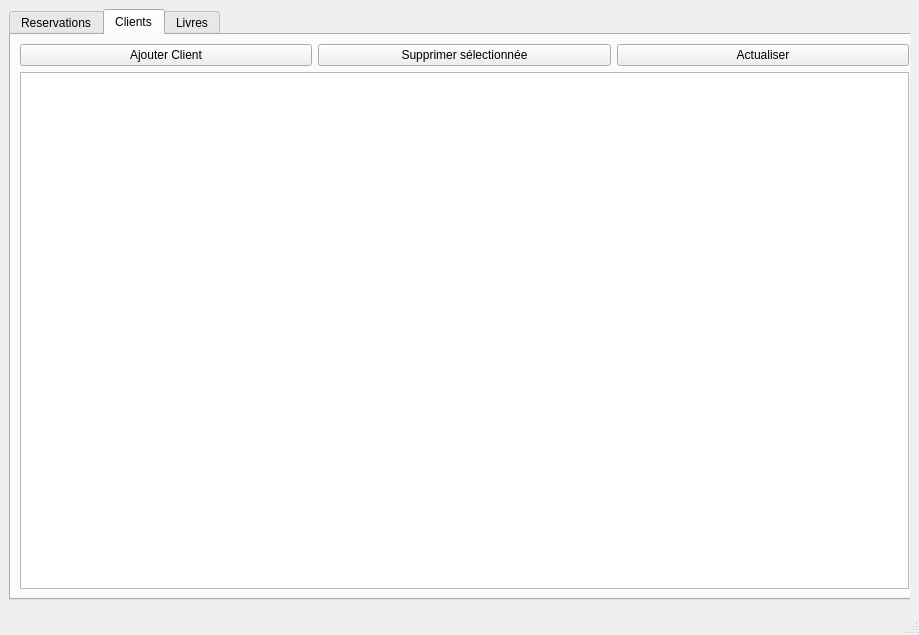
Before: the Qt Designer form mainwindow.ui in MouadKH9/library-cpp, drawn with Qt 5.
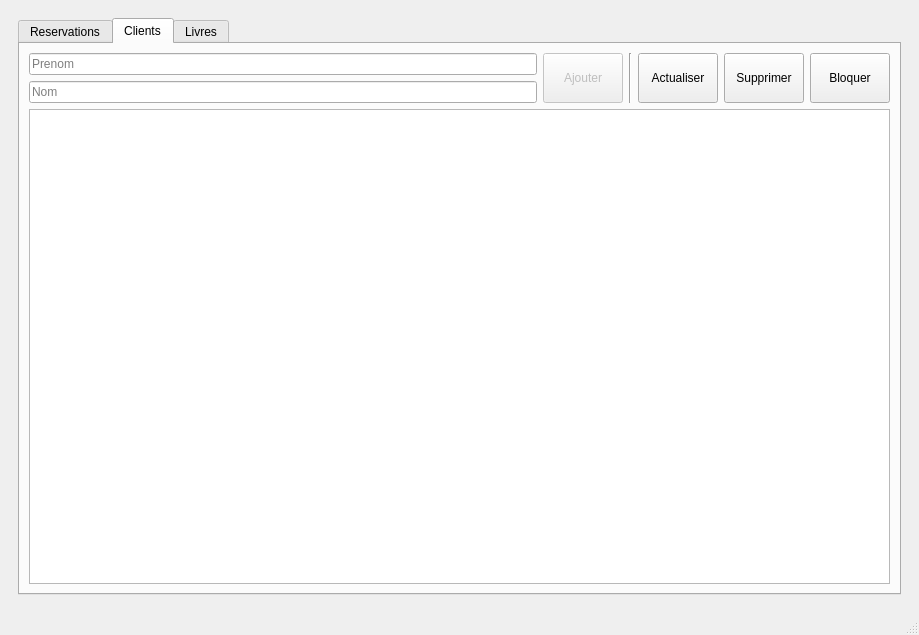
After: the same form once the commit is applied. The open tabs and pages were chosen to show the change.

Diff of the .ui file:
```diff
--- a/mainwindow.ui
+++ b/mainwindow.ui
@@ -21,15 +21,9 @@
        <number>1</number>
       </property>
       <widget class="QWidget" name="page">
+       <layout class="QGridLayout" name="gridLayout_5">
+        <item row="0" column="0">
        <widget class="QTabWidget" name="tabWidget">
-        <property name="geometry">
-         <rect>
-          <x>0</x>
-          <y>0</y>
-          <width>911</width>
-          <height>591</height>
-         </rect>
-        </property>
         <property name="currentIndex">
          <number>0</number>
         </property>
@@ -93,8 +87,29 @@
          <layout class="QGridLayout" name="gridLayout_3">
           <item row="0" column="0">
            <layout class="QHBoxLayout" name="horizontalLayout_6">
+              <item>
+               <layout class="QVBoxLayout" name="verticalLayout_2">
+                <item>
+                 <widget class="QLineEdit" name="clientPrenom">
+                  <property name="placeholderText">
+                   <string>Prenom</string>
+                  </property>
+                 </widget>
+                </item>
+                <item>
+                 <widget class="QLineEdit" name="clientNom">
+                  <property name="placeholderText">
+                   <string>Nom</string>
+                  </property>
+                 </widget>
+                </item>
+               </layout>
+              </item>
             <item>
              <widget class="QPushButton" name="pushButton_16">
+                <property name="enabled">
+                 <bool>false</bool>
+                </property>
               <property name="sizePolicy">
                <sizepolicy hsizetype="Minimum" vsizetype="Preferred">
                 <horstretch>0</horstretch>
@@ -102,21 +117,15 @@
                </sizepolicy>
               </property>
               <property name="text">
-               <string>Ajouter Client</string>
+                 <string>Ajouter</string>
               </property>
              </widget>
             </item>
             <item>
-             <widget class="QPushButton" name="pushButton_17">
-              <property name="sizePolicy">
-               <sizepolicy hsizetype="Minimum" vsizetype="Preferred">
-                <horstretch>0</horstretch>
-                <verstretch>0</verstretch>
-               </sizepolicy>
-              </property>
-              <property name="text">
-               <string>Supprimer sélectionnée</string>
-              </property>
+               <widget class="Line" name="line">
+                <property name="orientation">
+                 <enum>Qt::Vertical</enum>
+                </property>
              </widget>
             </item>
             <item>
@@ -132,6 +141,32 @@
               </property>
              </widget>
             </item>
+              <item>
+               <widget class="QPushButton" name="pushButton_6">
+                <property name="sizePolicy">
+                 <sizepolicy hsizetype="Minimum" vsizetype="Preferred">
+                  <horstretch>0</horstretch>
+                  <verstretch>0</verstretch>
+                 </sizepolicy>
+                </property>
+                <property name="text">
+                 <string>Supprimer</string>
+                </property>
+               </widget>
+              </item>
+              <item>
+               <widget class="QPushButton" name="pushButton_8">
+                <property name="sizePolicy">
+                 <sizepolicy hsizetype="Minimum" vsizetype="Preferred">
+                  <horstretch>0</horstretch>
+                  <verstretch>0</verstretch>
+                 </sizepolicy>
+                </property>
+                <property name="text">
+                 <string>Bloquer</string>
+                </property>
+               </widget>
+              </item>
            </layout>
           </item>
           <item row="1" column="0">
@@ -193,6 +228,8 @@
          </layout>
         </widget>
        </widget>
+        </item>
+       </layout>
       </widget>
       <widget class="QWidget" name="page_2">
        <layout class="QVBoxLayout" name="verticalLayout">
```
Left out of the diff: 117 changed lines with no effect on the pictures. Lines whose indentation alone changed are shown as unchanged.
